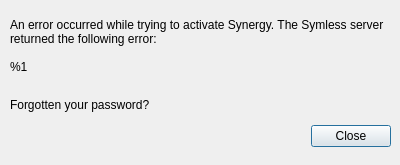
The window that src/gui/src/FailedLoginDialog.ui (deskflow/deskflow) describes before a commit, drawn with Qt 5.
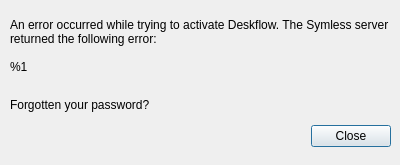
The same window after the commit.

Commit message: Use Deskflow Name

Patch:
```diff
--- a/src/gui/src/FailedLoginDialog.ui
+++ b/src/gui/src/FailedLoginDialog.ui
@@ -55,7 +55,7 @@
     </rect>
    </property>
    <property name="text">
-    <string>An error occurred while trying to activate Synergy. The Symless server returned the following error:
+    <string>An error occurred while trying to activate Deskflow. The Symless server returned the following error:
 
 %1</string>
    </property>
```
The commit also changes 685 other files.
